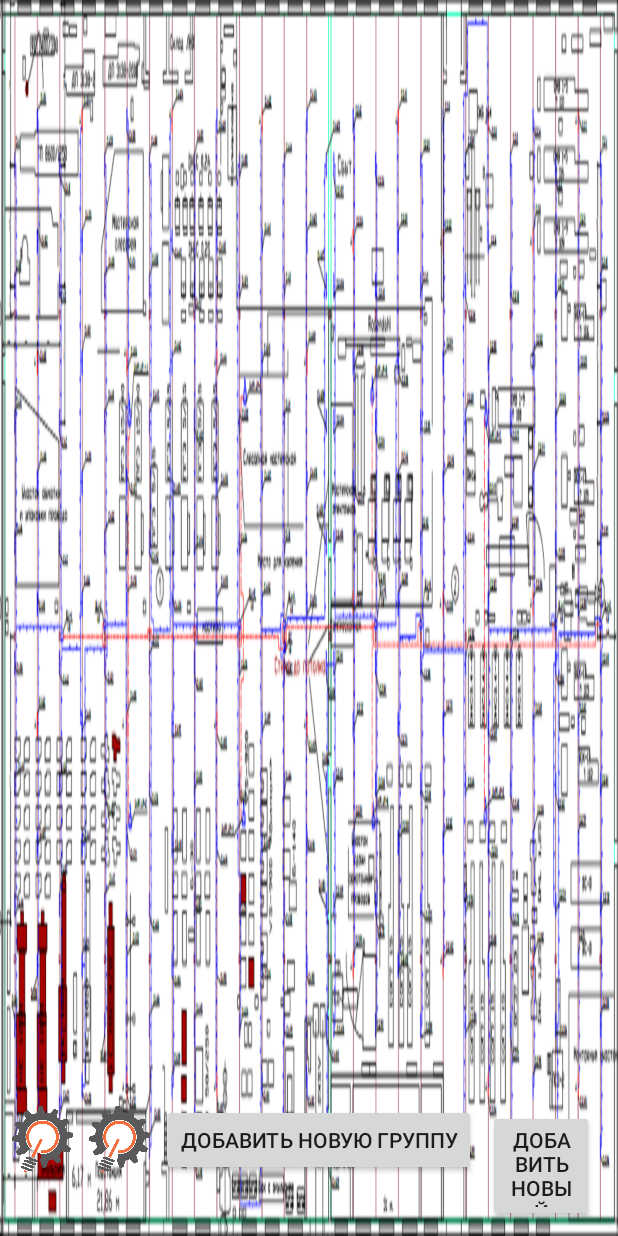
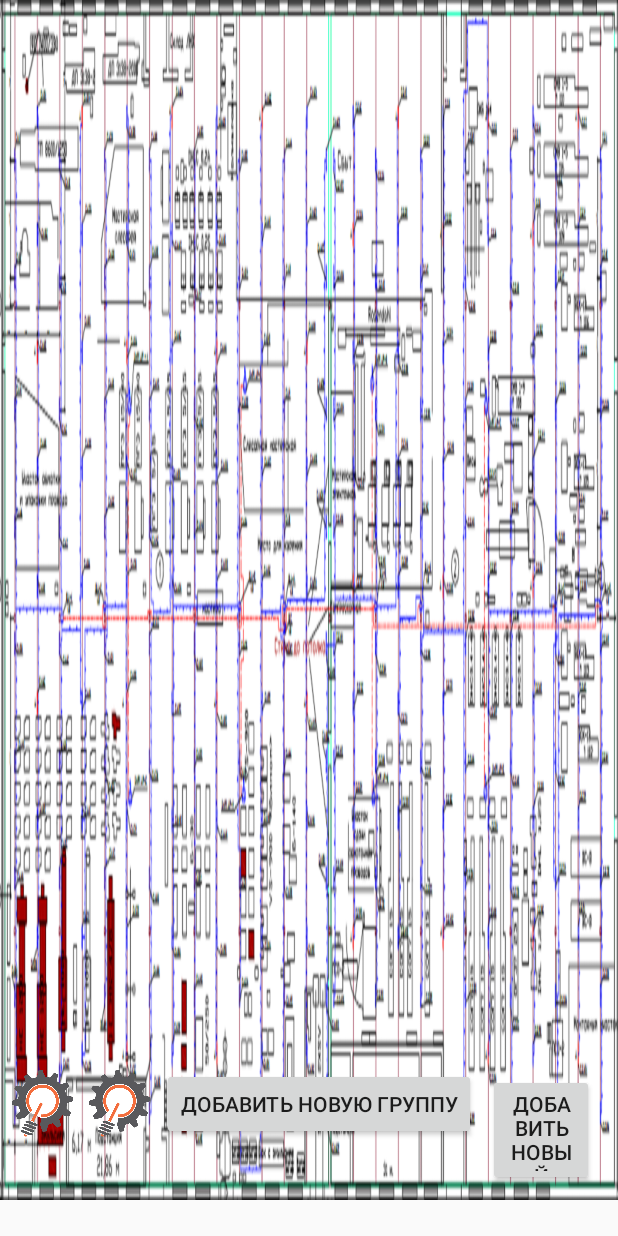
Before and after one commit to Kw0rker/Smart_Light_app, an Android app: the layout activity_main.xml on its own in the app's theme, with its tools: preview values and no code run, on a phone screen of 412 x 824 dp. Run offline under Robolectric (Android 15) with nearby library versions, the phone set to English and light mode, and no system bars.

Commit message:
Update activity_main.xml
1920x1080 -> 1280x800

```diff
--- a/app/src/main/res/layout/activity_main.xml
+++ b/app/src/main/res/layout/activity_main.xml
@@ -6,8 +6,8 @@
     android:layout_width="match_parent"
     android:layout_height="match_parent"
     android:background="@drawable/background"
-    android:maxWidth="1920dp"
-    android:maxHeight="1020dp"
+    android:maxWidth="1280dp"
+    android:maxHeight="800dp"
     android:minWidth="0dp"
     android:minHeight="0dp"
     android:visibility="visible"
```
